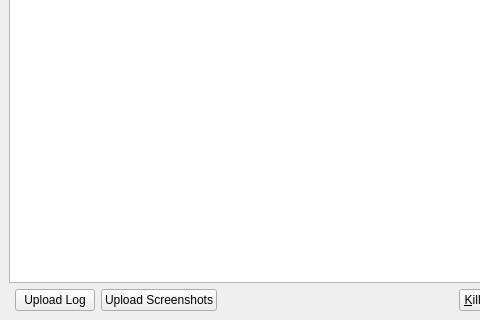
The window that gui/ConsoleWindow.ui (FreesmTeam/FreesmLauncher) describes before a commit, drawn with Qt 5; both pictures show x 0 to 480 and y 120 to 440 of the 640 by 440 pixel window.
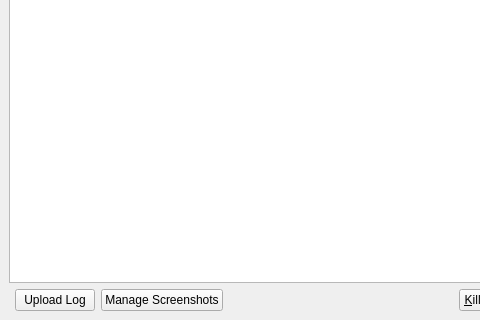
The same window after the commit.

Commit message: Deleting screenshots. Needs fixing.

Patch:
```diff
--- a/gui/ConsoleWindow.ui
+++ b/gui/ConsoleWindow.ui
@@ -52,7 +52,7 @@
       <item>
        <widget class="QPushButton" name="btnScreenshots">
         <property name="text">
-         <string>Upload Screenshots</string>
+         <string>Manage Screenshots</string>
         </property>
        </widget>
       </item>
```
The commit also changes 6 other files.
